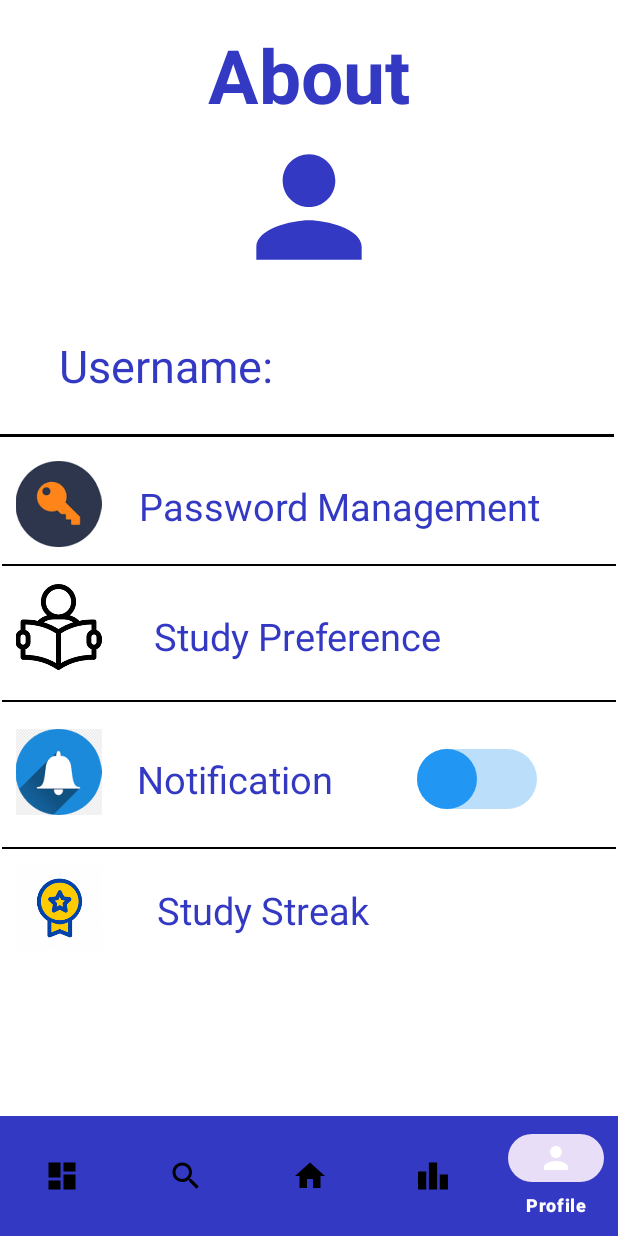
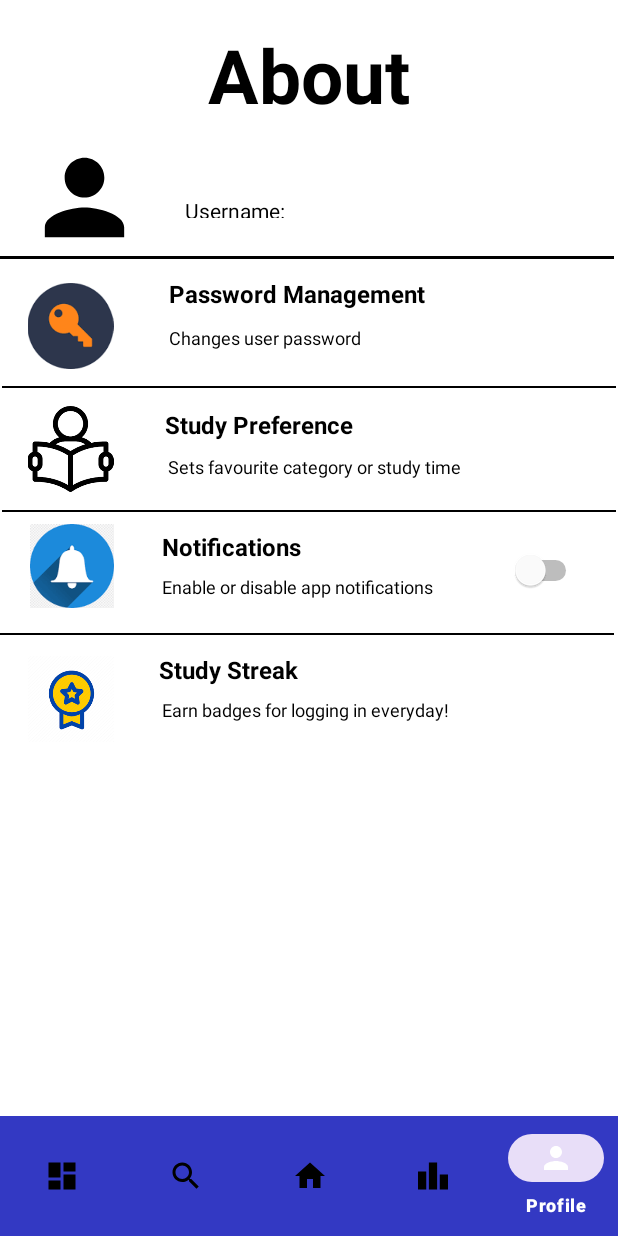
Before and after one commit to MAD2023-Team4/23-CacheFlash, an Android app: the Profile screen opened directly, with no data from a screen before it, on a phone screen of 412 x 824 dp. Run offline under Robolectric (Android 15) with nearby library versions, the phone set to English and light mode, and no system bars; our stand-ins replace Firebase (no records; nobody signed in at launch, a user with empty details on screens opened directly); 1 statement that could not run was skipped.

Commit message:
1. Finished Search Feature, now even able to filter flashcards with searching, then pressing that flashcard will lead to an alert dialog message telling user to either learn or test the flashcard. Note that this is before combining with John's MCQ feature, which a third option of testing MCQ will be necessary. \n 2. Tidied Bryan's profile feature, by rearranging and giving the profile page a cleaner look. Font sizes are more appropriate (16dp with bold), captions to support each feature to ease UX.

```diff
--- a/app/src/main/AndroidManifest.xml
+++ b/app/src/main/AndroidManifest.xml
@@ -24,7 +24,7 @@
         tools:targetApi="31">
         <activity
             android:name=".Search"
-            android:exported="false" />
+            android:windowSoftInputMode="stateHidden|adjustResize" />
         <activity
             android:name=".Leaderboard"
             android:exported="false" />
--- a/app/src/main/res/drawable/flashcard_border.xml
+++ b/app/src/main/res/drawable/flashcard_border.xml
@@ -12,7 +12,7 @@
         <shape android:shape="rectangle">
             <solid android:color="#FFFFFF" /> <!-- Background color of the flashcard content -->
             <stroke
-                android:width="2dp" />
+                android:width="0dp" />
             <corners android:radius="16dp" /> <!-- Corner radius -->
         </shape>
     </item>
--- a/app/src/main/res/layout/activity_profile.xml
+++ b/app/src/main/res/layout/activity_profile.xml
@@ -8,12 +8,75 @@
     android:background="#FFFFFF"
     tools:context=".Profile">
 
+    <TextView
+        android:id="@+id/textView26"
+        android:layout_width="101dp"
+        android:layout_height="45dp"
+        android:layout_marginStart="108dp"
+        android:layout_marginTop="32dp"
+        android:gravity="left"
+        android:padding="15sp"
+        android:text="@string/usernameText"
+        android:textAlignment="textStart"
+        android:textColor="@color/black"
+        android:textSize="14sp"
+        app:layout_constraintStart_toStartOf="parent"
+        app:layout_constraintTop_toBottomOf="@+id/txtAbout" />
+
+    <TextView
+        android:id="@+id/password_resetDesc4"
+        android:layout_width="220dp"
+        android:layout_height="27dp"
+        android:layout_marginTop="292dp"
+        android:layout_marginEnd="84dp"
+        android:text="Earn badges for logging in everyday!"
+        android:textColor="@color/black"
+        android:textSize="12sp"
+        app:layout_constraintEnd_toEndOf="parent"
+        app:layout_constraintTop_toBottomOf="@+id/divider" />
+
+    <TextView
+        android:id="@+id/password_resetDesc3"
+        android:layout_width="220dp"
+        android:layout_height="27dp"
+        android:layout_marginTop="210dp"
+        android:layout_marginEnd="84dp"
+        android:text="Enable or disable app notifications"
+        android:textColor="@color/black"
+        android:textSize="12sp"
+        app:layout_constraintEnd_toEndOf="parent"
+        app:layout_constraintTop_toBottomOf="@+id/divider" />
+
+    <TextView
+        android:id="@+id/password_resetDesc2"
+        android:layout_width="220dp"
+        android:layout_height="27dp"
+        android:layout_marginTop="130dp"
+        android:layout_marginEnd="80dp"
+        android:text="Sets favourite category or study time"
+        android:textColor="@color/black"
+        android:textSize="12sp"
+        app:layout_constraintEnd_toEndOf="parent"
+        app:layout_constraintTop_toBottomOf="@+id/divider" />
+
+    <TextView
+        android:id="@+id/password_resetDesc"
+        android:layout_width="219dp"
+        android:layout_height="27dp"
+        android:layout_marginTop="44dp"
+        android:layout_marginEnd="80dp"
+        android:text="Changes user password"
+        android:textColor="@color/black"
+        android:textSize="12sp"
+        app:layout_constraintEnd_toEndOf="parent"
+        app:layout_constraintTop_toBottomOf="@+id/divider" />
+
     <ImageView
         android:id="@+id/imageView8"
-        android:layout_width="62dp"
-        android:layout_height="57dp"
-        android:layout_marginStart="8dp"
-        android:layout_marginTop="18dp"
+        android:layout_width="64dp"
+        android:layout_height="56dp"
+        android:layout_marginStart="16dp"
+        android:layout_marginTop="8dp"
         android:src="@drawable/notification"
         app:layout_constraintStart_toStartOf="parent"
         app:layout_constraintTop_toBottomOf="@+id/divider3" />
@@ -22,8 +85,8 @@
         android:id="@+id/imageView9"
         android:layout_width="62dp"
         android:layout_height="57dp"
-        android:layout_marginStart="8dp"
-        android:layout_marginTop="108dp"
+        android:layout_marginStart="16dp"
+        android:layout_marginTop="96dp"
         android:src="@drawable/streak"
         app:layout_constraintStart_toStartOf="parent"
         app:layout_constraintTop_toBottomOf="@+id/divider3" />
@@ -32,7 +95,7 @@
         android:id="@+id/imageView6"
         android:layout_width="62dp"
         android:layout_height="57dp"
-        android:layout_marginStart="8dp"
+        android:layout_marginStart="16dp"
         android:layout_marginTop="12dp"
         android:src="@drawable/study_icon"
         app:layout_constraintStart_toStartOf="parent"
@@ -40,16 +103,20 @@
 
     <TextView
         android:id="@+id/study_preference"
-        android:layout_width="278dp"
-        android:layout_height="78dp"
+        android:layout_width="220dp"
+        android:layout_height="25dp"
         android:layout_marginStart="32dp"
-        android:layout_marginTop="8dp"
+        android:layout_marginTop="12dp"
         android:layout_marginEnd="31dp"
+        android:layout_marginBottom="3dp"
         android:gravity="center_vertical"
         android:text="Study Preference"
-        android:textColor="@color/darkBlue"
-        android:textSize="25dp"
+        android:textColor="@color/black"
+        android:textSize="16sp"
+        android:textStyle="bold"
+        app:layout_constraintBottom_toTopOf="@+id/divider3"
         app:layout_constraintEnd_toEndOf="parent"
+        app:layout_constraintHorizontal_bias="0.0"
         app:layout_constraintStart_toEndOf="@+id/imageView6"
         app:layout_constraintTop_toBottomOf="@+id/divider2" />
 
@@ -67,14 +134,15 @@
 
     <ImageView
         android:id="@+id/imageView"
-        android:layout_width="145dp"
-        android:layout_height="105dp"
-        android:layout_marginTop="69dp"
+        android:layout_width="82dp"
+        android:layout_height="79dp"
+        android:layout_marginTop="76dp"
         app:layout_constraintEnd_toEndOf="parent"
+        app:layout_constraintHorizontal_bias="0.047"
         app:layout_constraintStart_toStartOf="parent"
         app:layout_constraintTop_toTopOf="@+id/txtAbout"
         app:srcCompat="@drawable/ic_profile"
-        app:tint="@color/darkBlue" />
+        app:tint="@color/black" />
 
     <TextView
         android:id="@+id/txtAbout"
@@ -83,7 +151,7 @@
         android:layout_marginTop="16dp"
         android:gravity="center"
         android:text="About"
-        android:textColor="#3339C3"
+        android:textColor="@color/black"
         android:textSize="50dp"
         android:textStyle="bold"
         app:layout_constraintEnd_toEndOf="parent"
@@ -93,30 +161,18 @@
 
     <TextView
         android:id="@+id/textView8"
-        android:layout_width="wrap_content"
-        android:layout_height="wrap_content"
+        android:layout_width="101dp"
+        android:layout_height="45dp"
+        android:layout_marginStart="192dp"
         android:layout_marginTop="32dp"
-        android:layout_marginEnd="92dp"
-        android:layout_marginBottom="25dp"
-        android:text="TextView"
-        android:textColor="@color/darkBlue"
-        android:textSize="30dp"
+        android:gravity="left"
+        android:padding="15sp"
+        android:textAlignment="textStart"
+        android:textColor="@color/black"
+        android:textSize="14sp"
         app:layout_constraintBottom_toTopOf="@+id/divider"
-        app:layout_constraintEnd_toEndOf="parent"
-        app:layout_constraintTop_toBottomOf="@+id/imageView" />
-
-    <TextView
-        android:id="@+id/textView5"
-        android:layout_width="wrap_content"
-        android:layout_height="wrap_content"
-        android:layout_marginStart="24dp"
-        android:layout_marginTop="17dp"
-        android:padding="15sp"
-        android:text="@string/usernameText"
-        android:textColor="@color/darkBlue"
-        android:textSize="30dp"
         app:layout_constraintStart_toStartOf="parent"
-        app:layout_constraintTop_toBottomOf="@+id/imageView" />
+        app:layout_constraintTop_toBottomOf="@+id/txtAbout" />
 
     <View
         android:id="@+id/divider"
@@ -125,30 +181,31 @@
         android:layout_marginTop="10dp"
         android:background="@color/black"
         app:layout_constraintStart_toStartOf="parent"
-        app:layout_constraintTop_toBottomOf="@+id/textView5" />
+        app:layout_constraintTop_toBottomOf="@+id/textView8" />
 
     <TextView
         android:id="@+id/password_reset"
-        android:layout_width="290dp"
-        android:layout_height="76dp"
-        android:layout_marginStart="11dp"
-        android:layout_marginTop="8dp"
-        android:gravity="center"
+        android:layout_width="219dp"
+        android:layout_height="27dp"
+        android:layout_marginTop="12dp"
+        android:layout_marginEnd="80dp"
         android:text="Password Management"
-        android:textColor="@color/darkBlue"
-        android:textSize="25dp"
-        app:layout_constraintStart_toEndOf="@+id/imageView4"
+        android:textColor="@color/black"
+        android:textSize="16sp"
+        android:textStyle="bold"
+        app:layout_constraintEnd_toEndOf="parent"
         app:layout_constraintTop_toBottomOf="@+id/divider" />
 
     <ImageView
         android:id="@+id/imageView4"
         android:layout_width="62dp"
         android:layout_height="57dp"
-        android:layout_marginStart="8dp"
+        android:layout_marginStart="16dp"
         android:layout_marginTop="16dp"
         android:layout_marginEnd="11dp"
         android:src="@drawable/password_logo"
         app:layout_constraintEnd_toStartOf="@+id/password_reset"
+        app:layout_constraintHorizontal_bias="0.0"
         app:layout_constraintStart_toStartOf="parent"
         app:layout_constraintTop_toBottomOf="@+id/divider" />
 
@@ -167,7 +224,7 @@
         android:layout_width="409dp"
         android:layout_height="1dp"
         android:layout_marginStart="1dp"
-        android:layout_marginTop="3dp"
+        android:layout_marginTop="44dp"
         android:background="@color/black"
         app:layout_constraintStart_toStartOf="parent"
         app:layout_constraintTop_toBottomOf="@+id/study_preference" />
@@ -176,34 +233,34 @@
         android:id="@+id/divider4"
         android:layout_width="409dp"
         android:layout_height="1dp"
-        android:layout_marginStart="1dp"
-        android:layout_marginTop="3dp"
+        android:layout_marginTop="44dp"
         android:background="@color/black"
         app:layout_constraintStart_toStartOf="parent"
         app:layout_constraintTop_toBottomOf="@+id/notification" />
 
     <TextView
         android:id="@+id/notification"
-        android:layout_width="170dp"
-        android:layout_height="84dp"
-        android:layout_marginStart="21dp"
+        android:layout_width="161dp"
+        android:layout_height="27dp"
+        android:layout_marginStart="28dp"
         android:layout_marginTop="9dp"
         android:layout_marginBottom="4dp"
         android:gravity="center_vertical"
-        android:text="Notification"
-        android:textColor="@color/darkBlue"
-        android:textSize="25dp"
+        android:text="Notifications"
+        android:textColor="@color/black"
+        android:textSize="16sp"
+        android:textStyle="bold"
         app:layout_constraintBottom_toTopOf="@+id/divider4"
         app:layout_constraintStart_toEndOf="@+id/imageView8"
         app:layout_constraintTop_toBottomOf="@+id/divider3" />
 
     <Switch
         android:id="@+id/switch1"
-        style="@style/SwitchStyle"
-        android:layout_width="wrap_content"
-        android:layout_height="wrap_content"
-        android:layout_marginTop="27dp"
-        android:layout_marginEnd="46dp"
+        style="@style/SmallSwitchStyle"
+        android:layout_width="60dp"
+        android:layout_height="30dp"
+        android:layout_marginTop="24dp"
+        android:layout_marginEnd="16dp"
         android:minHeight="48dp"
         android:padding="8dp"
         app:layout_constraintEnd_toEndOf="parent"
@@ -211,14 +268,15 @@
 
     <TextView
         android:id="@+id/study_streak"
-        android:layout_width="227dp"
-        android:layout_height="83dp"
-        android:layout_marginTop="4dp"
-        android:layout_marginEnd="80dp"
+        android:layout_width="178dp"
+        android:layout_height="33dp"
+        android:layout_marginTop="52dp"
+        android:layout_marginEnd="128dp"
         android:gravity="center_vertical"
         android:text="Study Streak"
-        android:textColor="@color/darkBlue"
-        android:textSize="25dp"
+        android:textColor="@color/black"
+        android:textSize="16sp"
+        android:textStyle="bold"
         app:layout_constraintEnd_toEndOf="parent"
         app:layout_constraintTop_toBottomOf="@+id/notification" />
 
--- a/app/src/main/res/values/styles.xml
+++ b/app/src/main/res/values/styles.xml
@@ -4,4 +4,9 @@
         <item name="android:thumb">@drawable/custom_switch_thumb</item>
         <item name="android:track">@drawable/custom_switch_track</item>
     </style>
+
+    <style name="SmallSwitchStyle" parent="Widget.AppCompat.CompoundButton.Switch">
+        <!-- Add any additional attributes you want to customize -->
+        <item name="android:textSize">20sp</item> <!-- Set a smaller text size -->
+    </style>
 </resources>
```
Also changed, not shown: app/src/main/java/sg/edu/np/mad/madasgcacheflash/Search.java (+38 -7 lines), app/src/main/res/layout/activity_main.xml (+17 -19 lines), app/src/main/res/layout/activity_search.xml (+9 -6 lines), app/src/main/res/layout/flashcard_item.xml (+5 -4 lines).
